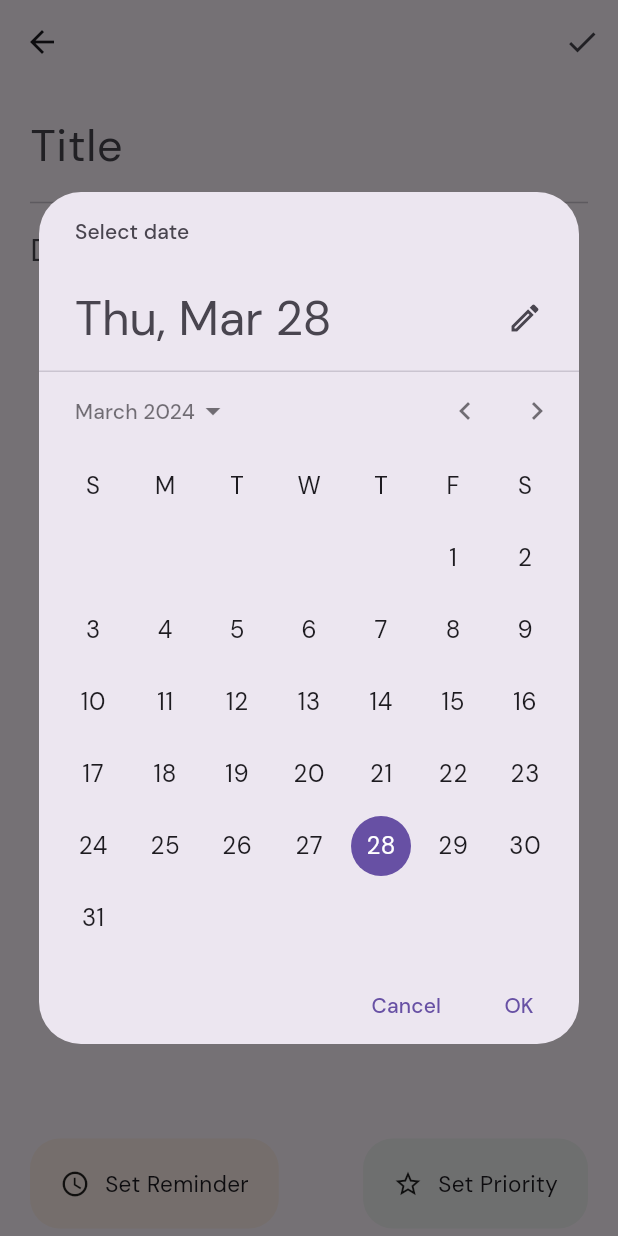
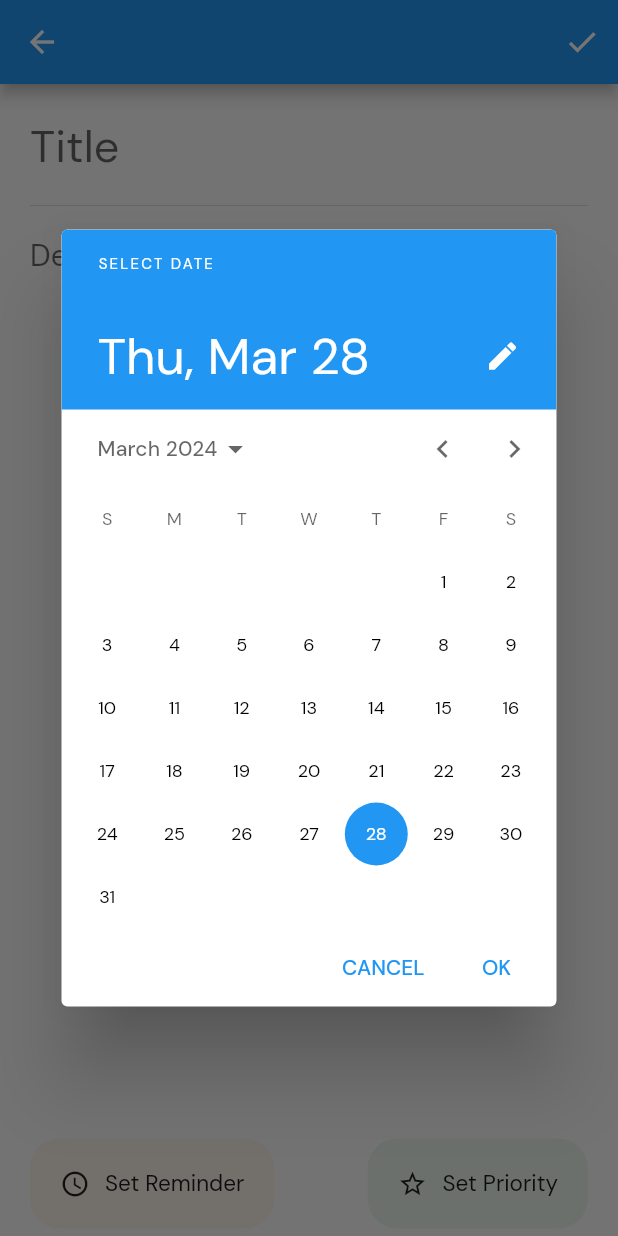
Before and after one commit to MridulVij/todo_list_app, a Flutter app: the TaskCreate screen opened by its route, after a tap on "Set Reminder", on a phone screen of 412 x 824 dp. Run offline on Flutter 3.47's test engine with Material 3 defaults, Android fonts, the phone set to English and light mode, and no system bars; our stand-ins replace bloc, flutter_bloc, flutter_local_notifications, google_fonts, sqflite; accounts and stored records are empty.

Commit message:
added changes

```diff
--- a/lib/main.dart
+++ b/lib/main.dart
@@ -28,7 +28,7 @@ class MainApp extends StatelessWidget {
         debugShowCheckedModeBanner: false,
         theme: ThemeData(
           textTheme: GoogleFonts.dmSansTextTheme(),
-          useMaterial3: true,
+          useMaterial3: false,
         ),
         initialRoute: RoutesName.tasks_dashboard,
         onGenerateRoute: Routes.generateRoute,
--- a/lib/view_model/routes/routes.dart
+++ b/lib/view_model/routes/routes.dart
@@ -1,7 +1,6 @@
 import 'package:flutter/material.dart';
 import 'package:todo_list_app/view/screens/task_create.dart';
 import 'package:todo_list_app/view/screens/task_dashboard.dart';
-
 import '../../view/screens/task_search.dart';
 import '../../view/screens/task_view.dart';
 import 'route_paths.dart';
@@ -9,11 +8,11 @@ import 'route_paths.dart';
 class Routes {
   static Route<dynamic> generateRoute(RouteSettings settings) {
     return PageRouteBuilder(
-      transitionDuration: const Duration(milliseconds: 100),
+      transitionDuration: const Duration(milliseconds: 200),
       transitionsBuilder: (context, animation, secondaryAnimation, child) {
-        const begin = Offset(1.0, 0.0);
+        const begin = Offset(0.0, 0.0);
         const end = Offset(0.0, 0.0);
-        const curve = Curves.easeInToLinear;
+        const curve = Curves.bounceIn;
         var tween =
             Tween(begin: begin, end: end).chain(CurveTween(curve: curve));
         var offsetAnimation = animation.drive(tween);
```
Also changed, not shown: lib/model/repository/sql_database.dart (+0 -114 lines), 1 other file.
